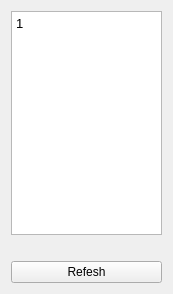
yrambler2001/game_4096, file gui/scorewindow.ui: the form before one commit.
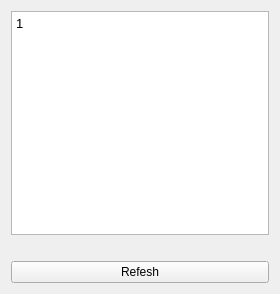
The form after the commit.

```diff
--- a/gui/scorewindow.ui
+++ b/gui/scorewindow.ui
@@ -6,7 +6,7 @@
    <rect>
     <x>0</x>
     <y>0</y>
-    <width>173</width>
+    <width>280</width>
     <height>294</height>
    </rect>
   </property>
@@ -29,7 +29,7 @@
       <string>&lt;!DOCTYPE HTML PUBLIC &quot;-//W3C//DTD HTML 4.0//EN&quot; &quot;http://www.w3.org/TR/REC-html40/strict.dtd&quot;&gt;
 &lt;html&gt;&lt;head&gt;&lt;meta name=&quot;qrichtext&quot; content=&quot;1&quot; /&gt;&lt;style type=&quot;text/css&quot;&gt;
 p, li { white-space: pre-wrap; }
-&lt;/style&gt;&lt;/head&gt;&lt;body style=&quot; font-family:'MS Shell Dlg 2'; font-size:8.25pt; font-weight:400; font-style:normal;&quot;&gt;
+&lt;/style&gt;&lt;/head&gt;&lt;body style=&quot; font-family:'.SF NS Text'; font-size:13pt; font-weight:400; font-style:normal;&quot;&gt;
 &lt;p style=&quot; margin-top:0px; margin-bottom:0px; margin-left:0px; margin-right:0px; -qt-block-indent:0; text-indent:0px;&quot;&gt;&lt;span style=&quot; font-family:'MS Shell Dlg 2'; font-size:10pt;&quot;&gt;1&lt;/span&gt;&lt;/p&gt;&lt;/body&gt;&lt;/html&gt;</string>
      </property>
     </widget>
```
